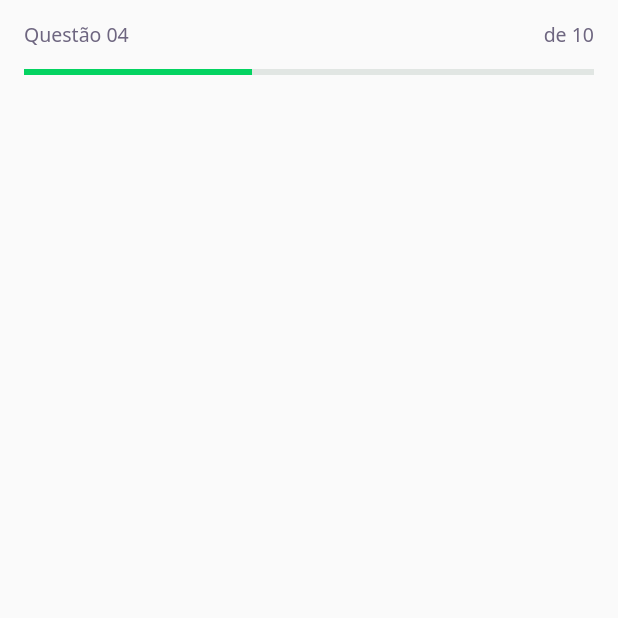
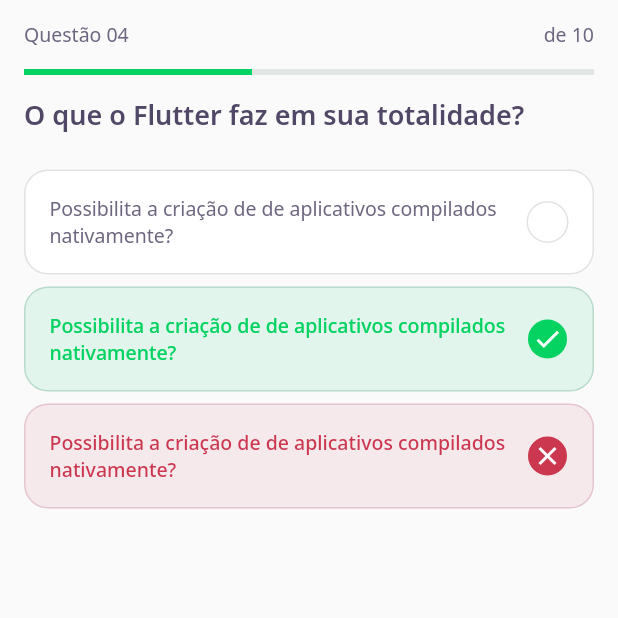
Before and after one commit to dsErick/devquiz-nlw5, a Flutter app: the screen it shows after launch, on a phone screen of 412 x 824 dp, the top half of it. Run offline on Flutter 3.47's test engine with Material 2 defaults, Android fonts, the phone set to English and light mode, and no system bars; our stand-ins replace google_fonts.

Commit message:
QuizWidget e AnswerWidget para a ChallengePage

```diff
--- a/lib/challenge/challenge_page.dart
+++ b/lib/challenge/challenge_page.dart
@@ -1,6 +1,7 @@
 import 'package:flutter/material.dart';
 
-import 'package:dev_quiz/challenge/question_indicator/question_indicator_widget.dart';
+import 'widgets/question_indicator/question_indicator_widget.dart';
+import 'widgets/quiz/quiz_widget.dart';
 
 class ChallengePage extends StatefulWidget {
     const ChallengePage({Key? key}) : super(key: key);
@@ -19,7 +20,8 @@ class _ChallengePageState extends State<ChallengePage> {
                     top: true,
                     child: QuestionIndicatorWidget()
                 )
-            )
+            ),
+            body: QuizWidget(title: 'O que o Flutter faz em sua totalidade?')
         );
     }
 }
--- /dev/null
+++ b/lib/challenge/widgets/answer/answer_widget.dart
@@ -0,0 +1,67 @@
+import 'package:flutter/material.dart';
+
+import 'package:dev_quiz/core/app_colors.dart';
+import 'package:dev_quiz/core/app_text_styles.dart';
+
+class AnswerWidget extends StatelessWidget {
+    const AnswerWidget({
+        Key? key,
+        required this.title,
+        this.isRight = false,
+        this.isSelected = false,
+    }) : super(key: key);
+
+    final String title;
+    final bool isRight;
+    final bool isSelected;
+
+    // Colo
+    Color get _selectedColor => isRight ? AppColors.darkGreen : AppColors.darkRed;
+    Color get _seletectedBorder => isRight ? AppColors.lightGreen : AppColors.lightRed;
+    Color get _selectedColorCard => isRight ? AppColors.lightGreen : AppColors.lightRed;
+    Color get _selectedBorderCard => isRight ? AppColors.green : AppColors.red;
+    TextStyle get _selectedTextStyle => isRight ? AppTextStyles.bodyDarkGreen : AppTextStyles.bodyDarkRed;
+    IconData get _selectedIcon => isRight ? Icons.check : Icons.close;
+
+    @override
+    Widget build(BuildContext context) {
+        return Container(
+            padding: const EdgeInsets.all(16),
+            decoration: BoxDecoration(
+                border: Border.all(
+                    color: isSelected ? _selectedBorderCard : AppColors.border,
+                ),
+                borderRadius: BorderRadius.circular(16),
+                color: isSelected ? _selectedColorCard : AppColors.white,
+            ),
+            child: Row(
+                mainAxisAlignment: MainAxisAlignment.spaceBetween,
+                children: <Widget>[
+                    Expanded(
+                        child: Text(
+                            title,
+                            style: isSelected ? _selectedTextStyle : AppTextStyles.body,
+                        )
+                    ),
+                    Container(
+                        height: 28,
+                        width: 28,
+                        decoration: BoxDecoration(
+                            border: Border.all(
+                                color: isSelected ? _seletectedBorder : AppColors.border
+                            ),
+                            borderRadius: BorderRadius.circular(14),
+                            color: isSelected ? _selectedColor : AppColors.white,
+                        ),
+                        child: isSelected
+                            ? Icon(
+                                _selectedIcon,
+                                color: Colors.white,
+                                size: 20,
+                            ) : null
+                    ),
+                ],
+            ),
+        );
+    }
+}
--- /dev/null
+++ b/lib/challenge/widgets/quiz/quiz_widget.dart
@@ -0,0 +1,42 @@
+import 'package:flutter/material.dart';
+
+import 'package:dev_quiz/core/app_text_styles.dart';
+import '../answer/answer_widget.dart';
+
+class QuizWidget extends StatelessWidget {
+    const QuizWidget({Key? key, required this.title}) : super (key: key);
+
+    final String title;
+
+    @override
+    Widget build(BuildContext context) {
+        return Container(
+            padding: const EdgeInsets.symmetric(horizontal: 16),
+            child: Column(
+                crossAxisAlignment: CrossAxisAlignment.start,
+                children: <Widget>[
+                    Text(
+                        title,
+                        style: AppTextStyles.heading
+                    ),
+                    SizedBox(height: 24),
+
+                    AnswerWidget(title: 'Possibilita a criação de de aplicativos compilados nativamente?'),
+                    SizedBox(height: 8),
+
+                    AnswerWidget(
+                        title: 'Possibilita a criação de de aplicativos compilados nativamente?',
+                        isRight: true,
+                        isSelected: true
+                    ),
+                    SizedBox(height: 8),
+
+                    AnswerWidget(
+                        title: 'Possibilita a criação de de aplicativos compilados nativamente?',
+                        isSelected: true
+                    ),
+                ]
+            )
+        );
+    }
+}
```
Also changed, not shown: lib/challenge/widgets/question_indicator/question_indicator_widget.dart (renamed from lib/challenge/question_indicator/question_indicator_widget.dart).
